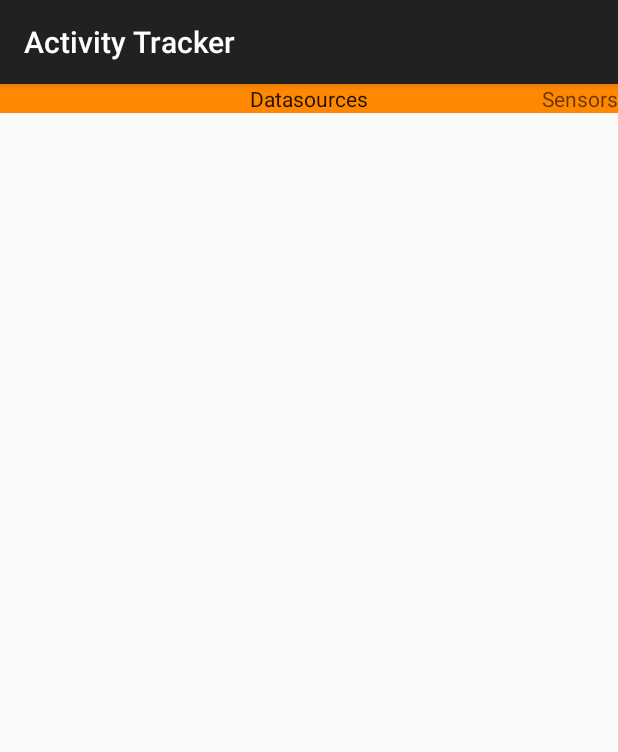
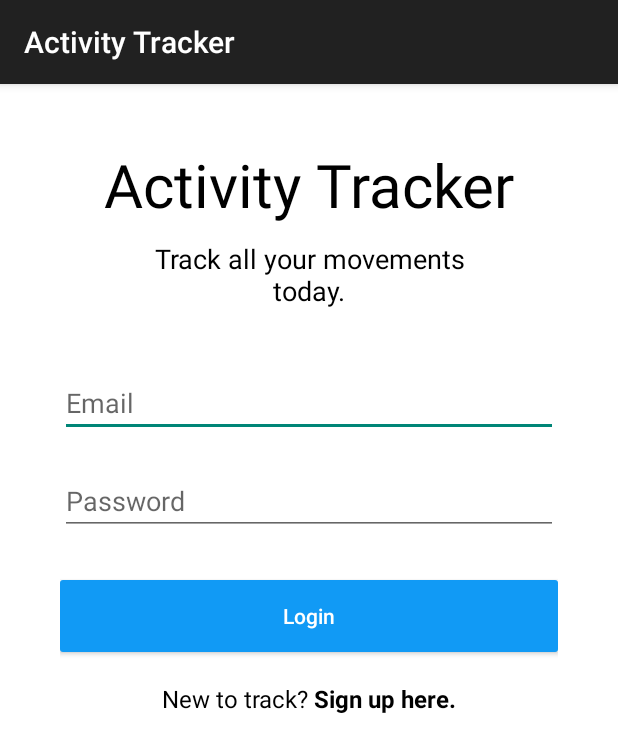
Before and after one commit to hellojx/activity_tracker, an Android app: the screen it shows after launch (MainActivity before the commit, LoginActivity after it), on a phone screen of 412 x 824 dp. Shown: the top 752 px of the screen. Run offline under Robolectric (Android 15) with nearby library versions, the phone set to English and light mode, and no system bars.

Commit message:
Add splash and login layout

```diff
--- /dev/null
+++ b/app/src/main/java/com/svi/activitytracker/ui/LoginActivity.java
@@ -0,0 +1,19 @@
+package com.svi.activitytracker.ui;
+
+
+import android.os.Bundle;
+import android.support.v7.app.AppCompatActivity;
+
+import com.svi.activitytracker.R;
+
+public class LoginActivity extends AppCompatActivity {
+
+
+    @Override
+    protected void onCreate(Bundle savedInstanceState){
+        super.onCreate(savedInstanceState);
+        setContentView(R.layout.activity_login);
+
+    }
+
+}
--- /dev/null
+++ b/app/src/main/res/drawable/blue_btn_bg.xml
@@ -0,0 +1,5 @@
+<?xml version="1.0" encoding="utf-8"?>
+<shape xmlns:android="http://schemas.android.com/apk/res/android">
+    <corners android:radius="2dp" />
+    <solid android:color="@color/blue_btn_bg" />
+</shape>
--- /dev/null
+++ b/app/src/main/res/drawable/blue_btn_bg_selector.xml
@@ -0,0 +1,5 @@
+<?xml version="1.0" encoding="utf-8"?>
+<selector xmlns:android="http://schemas.android.com/apk/res/android">
+    <item android:drawable="@drawable/blue_btn_pressed_bg" android:state_pressed="true" />
+    <item android:drawable="@drawable/blue_btn_bg" />
+</selector>
--- /dev/null
+++ b/app/src/main/res/drawable/blue_btn_pressed_bg.xml
@@ -0,0 +1,5 @@
+<?xml version="1.0" encoding="utf-8"?>
+<shape xmlns:android="http://schemas.android.com/apk/res/android">
+    <corners android:radius="2dp" />
+    <solid android:color="@color/blue_btn_pressed_bg" />
+</shape>
--- /dev/null
+++ b/app/src/main/res/layout/activity_login.xml
@@ -0,0 +1,69 @@
+<?xml version="1.0" encoding="utf-8"?>
+<LinearLayout xmlns:android="http://schemas.android.com/apk/res/android"
+    android:layout_width="match_parent"
+    android:layout_height="match_parent"
+    android:orientation="vertical"
+    android:background="@android:color/white">
+
+    <TextView
+        android:layout_width="match_parent"
+        android:layout_height="wrap_content"
+        android:layout_marginTop="40dp"
+        android:gravity="center"
+        android:textSize="40sp"
+        android:text="@string/app_name"
+        android:textColor="@android:color/black"/>
+
+    <TextView
+        android:layout_width="match_parent"
+        android:layout_height="wrap_content"
+        android:layout_marginTop="10dp"
+        android:gravity="center"
+        android:textSize="18sp"
+        android:text="@string/text_tagline"
+        android:textColor="@android:color/black"/>
+
+    <LinearLayout
+        android:layout_width="match_parent"
+        android:layout_height="wrap_content"
+        android:layout_margin="40dp"
+        android:orientation="vertical">
+
+        <EditText
+            android:layout_width="match_parent"
+            android:layout_height="wrap_content"
+            android:inputType="textEmailAddress"
+            android:hint="@string/text_email"/>
+
+
+        <EditText
+            android:layout_width="match_parent"
+            android:layout_height="wrap_content"
+            android:layout_marginTop="20dp"
+            android:inputType="textPassword"
+            android:hint="@string/text_password"/>
+
+        <Button
+            android:layout_width="match_parent"
+            android:layout_height="wrap_content"
+            android:layout_marginTop="30dp"
+            android:text="@string/text_login"
+            android:textColor="@android:color/white"
+            android:textAllCaps="false"
+            android:background="@drawable/blue_btn_bg_selector"/>
+
+        <TextView
+            android:layout_width="match_parent"
+            android:layout_height="wrap_content"
+            android:gravity="center"
+            android:layout_marginTop="20dp"
+            android:layout_marginLeft="15dp"
+            android:layout_marginRight="15dp"
+            android:textColor="@android:color/black"
+            android:textSize="16sp"
+            android:text="@string/text_new_sign_up"/>
+
+    </LinearLayout>
+
+
+</LinearLayout>
--- /dev/null
+++ b/app/src/main/res/values/colors.xml
@@ -0,0 +1,7 @@
+<?xml version="1.0" encoding="utf-8"?>
+<resources>
+
+    <color name="blue_btn_bg">#119af5</color>
+    <color name="blue_btn_pressed_bg">#0f82bf</color>
+
+</resources>
--- a/app/src/main/res/values/strings.xml
+++ b/app/src/main/res/values/strings.xml
@@ -7,4 +7,14 @@
     <string name="intro_text">Hi! Let\'s listen to some available data sources! Check the menu for more actions!</string>
     <string name="action_unregister_listener">Unregister listener</string>
 
+    <string name="text_tagline">Track all your movements\ntoday.</string>
+    <string name="text_email">Email</string>
+    <string name="text_password">Password</string>
+
+    <string name="text_signup">Sign Up</string>
+    <string name="text_login">Login</string>
+    <string name="text_new_sign_up">New to track? <b>Sign up here.</b></string>
+
+    <string name="text_terms">By using Activity Tracker, you agress to Activity Tracker\'s\nTerms of Use and Privacy Policy</string>
+
 </resources>
--- a/app/src/main/res/values/styles.xml
+++ b/app/src/main/res/values/styles.xml
@@ -5,6 +5,10 @@
         <!-- Customize your theme here. -->
     </style>
 
+    <style name="NoTitle" parent="Theme.AppCompat.Light.DarkActionBar">
+        <item name="android:windowActionBar">false</item>
+        <item name="android:windowNoTitle">true</item>
+    </style>
 
     <style name="Log" parent="AppTheme">
         <item name="android:typeface">monospace</item>
```
Also changed, not shown: app/src/main/AndroidManifest.xml (+8 -2 lines), app/src/main/java/com/svi/activitytracker/ui/MainActivity.java (renamed from app/src/main/java/com/svi/activitytracker/MainActivity.java, +5 -2 lines), app/src/main/java/com/svi/activitytracker/ui/SplashActivity.java (added, +22 -0 lines), app/src/main/res/layout/activity_splash.xml (added, +62 -0 lines).
